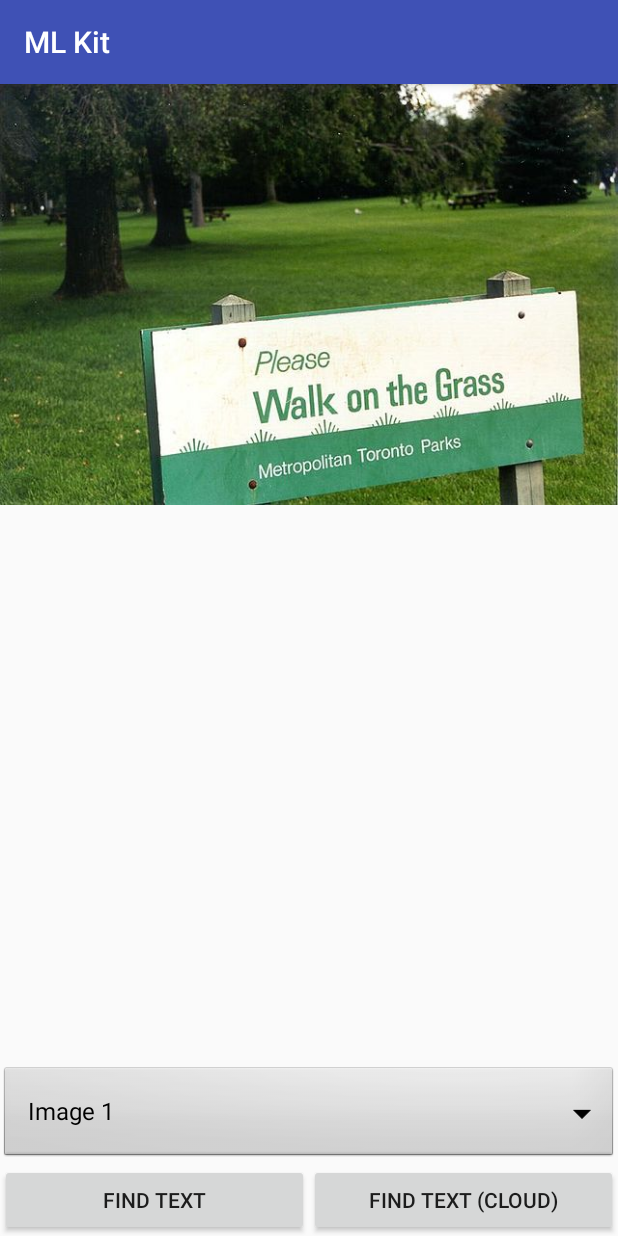
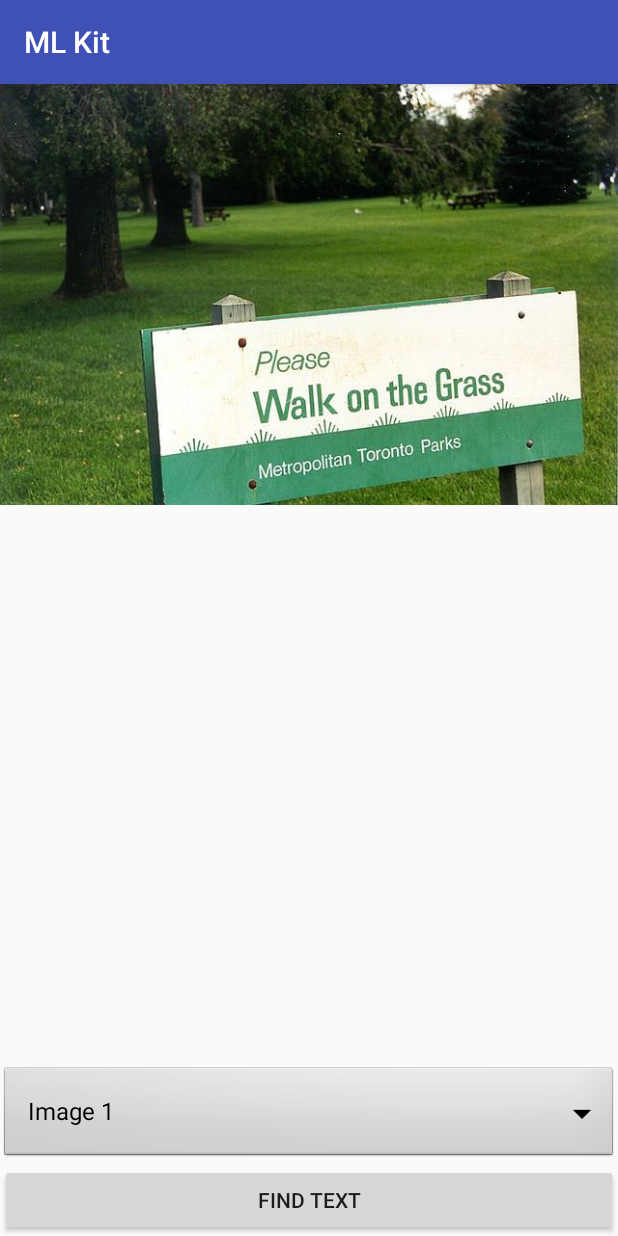
Before and after one commit to lbussell/MenuMod, an Android app: the screen it shows after launch (MainActivity), on a phone screen of 412 x 824 dp. Run offline under Robolectric (Android 15) with nearby library versions, the phone set to English and light mode, and no system bars.

Commit message:
removed cloud text processing

```diff
--- a/app/src/main/java/com/google/firebase/codelab/mlkit/MainActivity.java
+++ b/app/src/main/java/com/google/firebase/codelab/mlkit/MainActivity.java
@@ -48,7 +48,7 @@ public class MainActivity extends AppCompatActivity implements AdapterView.OnIte
     private static final String TAG = "MainActivity";
     private ImageView mImageView;
     private Button mButton;
-    private Button mCloudButton;
+//    private Button mCloudButton;
     private Bitmap mSelectedImage;
     private GraphicOverlay mGraphicOverlay;
     // Max width (portrait mode)
@@ -64,21 +64,26 @@ public class MainActivity extends AppCompatActivity implements AdapterView.OnIte
         mImageView = findViewById(R.id.image_view);
 
         mButton = findViewById(R.id.button_text);
-        mCloudButton = findViewById(R.id.button_cloud_text);
+//        mCloudButton = findViewById(R.id.button_cloud_text);
 
         mGraphicOverlay = findViewById(R.id.graphic_overlay);
+
+        // Listens to Text Recognition button
         mButton.setOnClickListener(new View.OnClickListener() {
             @Override
             public void onClick(View v) {
                 runTextRecognition();
             }
         });
-        mCloudButton.setOnClickListener(new View.OnClickListener() {
-            @Override
-            public void onClick(View v) {
-                runCloudTextRecognition();
-            }
-        });
+
+        // Listens to Cloud Recognition button // Unnecessary, pretty much
+//        mCloudButton.setOnClickListener(new View.OnClickListener() {
+//            @Override
+//            public void onClick(View v) {
+//                runCloudTextRecognition();
+//            }
+//        });
+
         Spinner dropdown = findViewById(R.id.spinner);
         String[] items = new String[]{"Image 1", "Image 2", "Image 3"};
         ArrayAdapter<String> adapter = new ArrayAdapter<>(this, android.R.layout
@@ -134,30 +139,30 @@ public class MainActivity extends AppCompatActivity implements AdapterView.OnIte
 //        }
     }
 
-    private void runCloudTextRecognition() {
-        mCloudButton.setEnabled(false);
-        FirebaseVisionImage image = FirebaseVisionImage.fromBitmap(mSelectedImage);
-        FirebaseVisionDocumentTextRecognizer detector = FirebaseVision.getInstance()
-                .getCloudDocumentTextRecognizer();
-        detector.processImage(image)
-                .addOnSuccessListener(
-                        new OnSuccessListener<FirebaseVisionDocumentText>() {
-                            @Override
-                            public void onSuccess(FirebaseVisionDocumentText texts) {
-                                mCloudButton.setEnabled(true);
-                                processCloudTextRecognitionResult(texts);
-                            }
-                        })
-                .addOnFailureListener(
-                        new OnFailureListener() {
-                            @Override
-                            public void onFailure(@NonNull Exception e) {
-                                // Task failed with an exception
-                                mCloudButton.setEnabled(true);
-                                e.printStackTrace();
-                            }
-                        });
-    }
+//    private void runCloudTextRecognition() {
+//        mCloudButton.setEnabled(false);
+//        FirebaseVisionImage image = FirebaseVisionImage.fromBitmap(mSelectedImage);
+//        FirebaseVisionDocumentTextRecognizer detector = FirebaseVision.getInstance()
+//                .getCloudDocumentTextRecognizer();
+//        detector.processImage(image)
+//                .addOnSuccessListener(
+//                        new OnSuccessListener<FirebaseVisionDocumentText>() {
+//                            @Override
+//                            public void onSuccess(FirebaseVisionDocumentText texts) {
+//                                mCloudButton.setEnabled(true);
+//                                processCloudTextRecognitionResult(texts);
+//                            }
+//                        })
+//                .addOnFailureListener(
+//                        new OnFailureListener() {
+//                            @Override
+//                            public void onFailure(@NonNull Exception e) {
+//                                // Task failed with an exception
+//                                mCloudButton.setEnabled(true);
+//                                e.printStackTrace();
+//                            }
+//                        });
+//    }
 
     private void processCloudTextRecognitionResult(FirebaseVisionDocumentText text) {
         // Task completed successfully
--- a/app/src/main/res/layout/activity_main.xml
+++ b/app/src/main/res/layout/activity_main.xml
@@ -40,14 +40,6 @@
         android:layout_width="0dp"
         android:layout_height="wrap_content"
         app:layout_constraintLeft_toLeftOf="parent"
-        app:layout_constraintRight_toLeftOf="@id/button_cloud_text"
-        app:layout_constraintBottom_toBottomOf="parent"/>
-    <Button
-        android:id="@+id/button_cloud_text"
-        android:layout_width="0dp"
-        android:text="Find text (cloud)"
-        android:layout_height="wrap_content"
-        app:layout_constraintLeft_toRightOf="@id/button_text"
         app:layout_constraintRight_toRightOf="parent"
         app:layout_constraintBottom_toBottomOf="parent"/>
 
```
Also changed, not shown: 2 other files.
